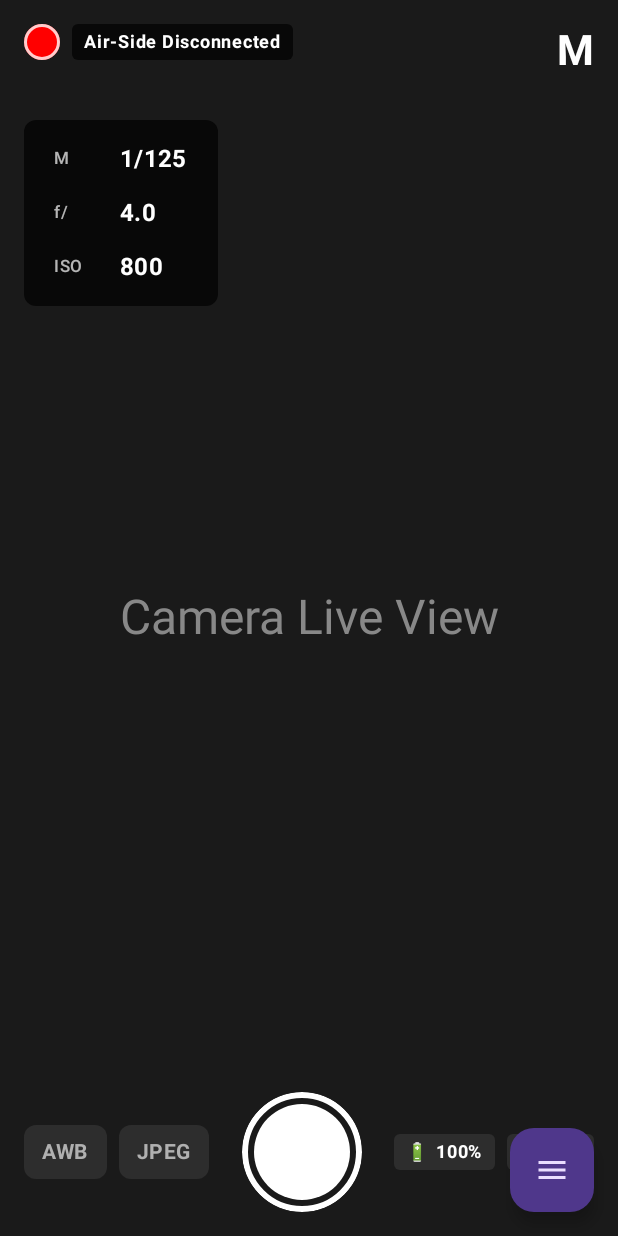
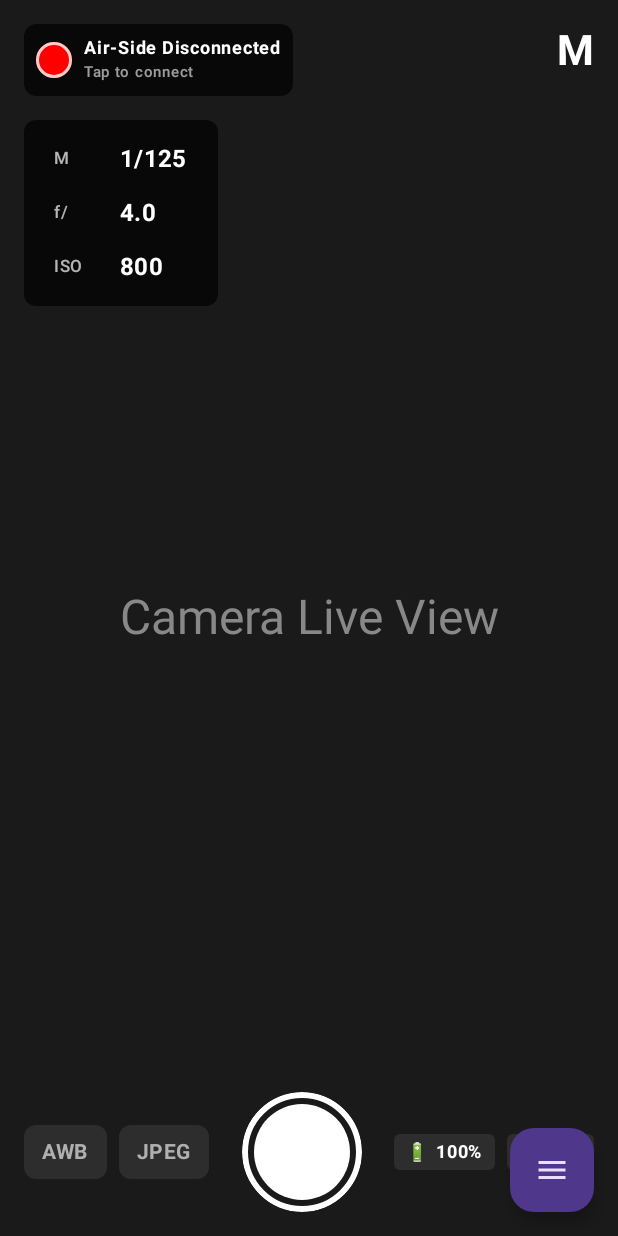
Before and after one commit to unmanned-systems-uk/DPM-V2, an Android app built with Jetpack Compose: the screen it shows after launch (MainActivity), on a phone screen of 412 x 824 dp. Run offline under Robolectric (Android 15) with nearby library versions, the phone set to English and light mode, and no system bars.

Commit message:
[UX] Camera: Make connection indicator clickable - tap to connect/disconnect
User can now connect/disconnect from camera screen without going to settings!

Enhanced Connection Indicator:
- Click RED circle to connect to Air-Side
- Click GREEN circle to disconnect from Air-Side
- Added hint text: "Tap to connect" / "Tap to disconnect"
- Visual feedback: clickable area with ripple effect
- Semi-transparent background with rounded corners

CameraViewModel Updates:
- Added connect() function - initiates connection to Air-Side
- Added disconnect() function - closes Air-Side connection
- Functions delegate to NetworkClient

CameraControlScreen Updates:
- ConnectionStatusIndicator now accepts onClick callback
- Two-line text layout: status + action hint
- Clickable area wraps entire indicator
- Improved visual hierarchy with padding and backgrounds

User Experience:
- Faster workflow - no need to navigate to Settings
- Single tap to toggle connection
- Clear visual feedback on connection state
- Intuitive action hints guide user

🤖 Generated with [Claude Code](https://claude.com/claude-code)

Co-Authored-By: Claude <noreply@anthropic.com>

```diff
--- a/android/app/src/main/java/uk/unmannedsystems/dpm_android/camera/CameraControlScreen.kt
+++ b/android/app/src/main/java/uk/unmannedsystems/dpm_android/camera/CameraControlScreen.kt
@@ -90,6 +90,13 @@ fun CameraControlScreen(
         onMenuClick = {
             // TODO: Show settings menu
         },
+        onConnectionClick = {
+            if (cameraState.isConnected) {
+                viewModel.disconnect()
+            } else {
+                viewModel.connect()
+            }
+        },
         modifier = modifier
     )
 }
@@ -112,6 +119,7 @@ private fun CameraControlContent(
     onFileFormatClick: () -> Unit,
     onCaptureClick: () -> Unit,
     onMenuClick: () -> Unit,
+    onConnectionClick: () -> Unit,
     modifier: Modifier = Modifier
 ) {
     Box(
@@ -136,6 +144,7 @@ private fun CameraControlContent(
         // Connection status indicator - top-left corner
         ConnectionStatusIndicator(
             isConnected = cameraState.isConnected,
+            onClick = onConnectionClick,
             modifier = Modifier
                 .align(Alignment.TopStart)
                 .padding(16.dp)
@@ -384,14 +393,23 @@ private fun ExpandedSettingDialog(
 
 /**
  * Connection status indicator with RED/GREEN circle
+ * Click to connect/disconnect
  */
 @Composable
 private fun ConnectionStatusIndicator(
     isConnected: Boolean,
+    onClick: () -> Unit,
     modifier: Modifier = Modifier
 ) {
     Row(
-        modifier = modifier,
+        modifier = modifier
+            .clip(RoundedCornerShape(8.dp))
+            .clickable(onClick = onClick)
+            .background(
+                color = Color.Black.copy(alpha = 0.7f),
+                shape = RoundedCornerShape(8.dp)
+            )
+            .padding(8.dp),
         verticalAlignment = Alignment.CenterVertically,
         horizontalArrangement = Arrangement.spacedBy(8.dp)
     ) {
@@ -411,18 +429,20 @@ private fun ConnectionStatusIndicator(
         )
 
         // Status text
+        Column {
             Text(
                 text = if (isConnected) "Air-Side Connected" else "Air-Side Disconnected",
                 style = MaterialTheme.typography.labelMedium,
                 color = Color.White,
-            fontWeight = FontWeight.Bold,
-            modifier = Modifier
-                .background(
-                    color = Color.Black.copy(alpha = 0.7f),
-                    shape = RoundedCornerShape(4.dp)
+                fontWeight = FontWeight.Bold
             )
-                .padding(horizontal = 8.dp, vertical = 4.dp)
+            Text(
+                text = if (isConnected) "Tap to disconnect" else "Tap to connect",
+                style = MaterialTheme.typography.labelSmall,
+                color = Color.White.copy(alpha = 0.6f),
+                fontSize = 10.sp
             )
+        }
     }
 }
 
```
Also changed, not shown: android/app/src/main/java/uk/unmannedsystems/dpm_android/camera/CameraViewModel.kt (+14 -0 lines), 1 other file. Lines whose indentation alone changed are shown as unchanged.
